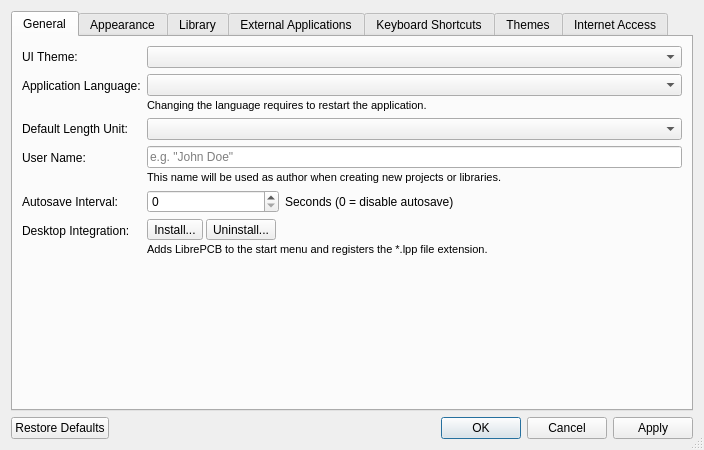
Old version of the form libs/librepcb/editor/workspace/workspacesettingsdialog.ui in the repository LibrePCB/LibrePCB.
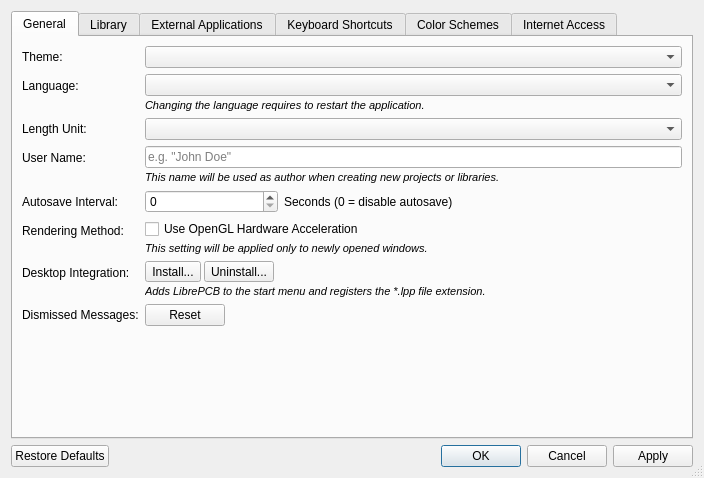
New version of the form. The open tabs and pages were chosen to show the change. Icons and pictures are not drawn. Custom widgets are drawn as their Qt base class.

```diff
--- a/libs/librepcb/editor/workspace/workspacesettingsdialog.ui
+++ b/libs/librepcb/editor/workspace/workspacesettingsdialog.ui
@@ -10,7 +10,7 @@
     <x>0</x>
     <y>0</y>
     <width>704</width>
-    <height>450</height>
+    <height>478</height>
    </rect>
   </property>
   <property name="windowTitle">
@@ -39,7 +39,7 @@
        <item row="1" column="0">
         <widget class="QLabel" name="label_5">
          <property name="text">
-          <string>Application Language:</string>
+          <string>Language:</string>
          </property>
         </widget>
        </item>
@@ -69,6 +69,7 @@
            <property name="font">
             <font>
              <pointsize>8</pointsize>
+             <italic>true</italic>
             </font>
            </property>
            <property name="text">
@@ -84,7 +85,7 @@
        <item row="2" column="0">
         <widget class="QLabel" name="label_4">
          <property name="text">
-          <string>Default Length Unit:</string>
+          <string>Length Unit:</string>
          </property>
         </widget>
        </item>
@@ -137,6 +138,7 @@
            <property name="font">
             <font>
              <pointsize>8</pointsize>
+             <italic>true</italic>
             </font>
            </property>
            <property name="text">
@@ -177,7 +179,7 @@
          </item>
         </layout>
        </item>
-       <item row="5" column="1">
+       <item row="6" column="1">
         <layout class="QVBoxLayout" name="verticalLayout_8">
          <property name="spacing">
           <number>3</number>
@@ -221,6 +223,7 @@
            <property name="font">
             <font>
              <pointsize>8</pointsize>
+             <italic>true</italic>
             </font>
            </property>
            <property name="text">
@@ -233,7 +236,7 @@
          </item>
         </layout>
        </item>
-       <item row="5" column="0">
+       <item row="6" column="0">
         <widget class="QLabel" name="lblDesktopIntegration">
          <property name="text">
           <string>Desktop Integration:</string>
@@ -243,31 +246,21 @@
        <item row="0" column="0">
         <widget class="QLabel" name="label_16">
          <property name="text">
-          <string>UI Theme:</string>
+          <string>Theme:</string>
          </property>
         </widget>
        </item>
        <item row="0" column="1">
         <widget class="QComboBox" name="cbxUiTheme"/>
        </item>
-      </layout>
-     </widget>
-     <widget class="QWidget" name="appearanceTab">
-      <attribute name="title">
-       <string>Appearance</string>
-      </attribute>
-      <layout class="QFormLayout" name="formLayout_2">
-       <property name="fieldGrowthPolicy">
-        <enum>QFormLayout::FieldGrowthPolicy::AllNonFixedFieldsGrow</enum>
-       </property>
-       <item row="0" column="0">
+       <item row="5" column="0">
         <widget class="QLabel" name="label_10">
          <property name="text">
           <string>Rendering Method:</string>
          </property>
         </widget>
        </item>
-       <item row="0" column="1">
+       <item row="5" column="1">
         <layout class="QVBoxLayout" name="verticalLayout_4">
          <property name="spacing">
           <number>3</number>
@@ -290,6 +283,12 @@
              <verstretch>0</verstretch>
             </sizepolicy>
            </property>
+           <property name="font">
+            <font>
+             <pointsize>8</pointsize>
+             <italic>true</italic>
+            </font>
+           </property>
            <property name="text">
             <string>This setting will be applied only to newly opened windows.</string>
            </property>
@@ -300,14 +299,14 @@
          </item>
         </layout>
        </item>
-       <item row="1" column="0">
+       <item row="7" column="0">
         <widget class="QLabel" name="label">
          <property name="text">
           <string>Dismissed Messages:</string>
          </property>
         </widget>
        </item>
-       <item row="1" column="1">
+       <item row="7" column="1">
         <widget class="QPushButton" name="btnResetDismissedMessages">
          <property name="sizePolicy">
           <sizepolicy hsizetype="Fixed" vsizetype="Fixed">
@@ -553,7 +552,7 @@
      </widget>
      <widget class="QWidget" name="themesTab">
       <attribute name="title">
-       <string>Themes</string>
+       <string>Color Schemes</string>
       </attribute>
       <layout class="QVBoxLayout" name="verticalLayout_9">
        <item>
```
Left out of the diff: 4 changed lines with no effect on the pictures.
